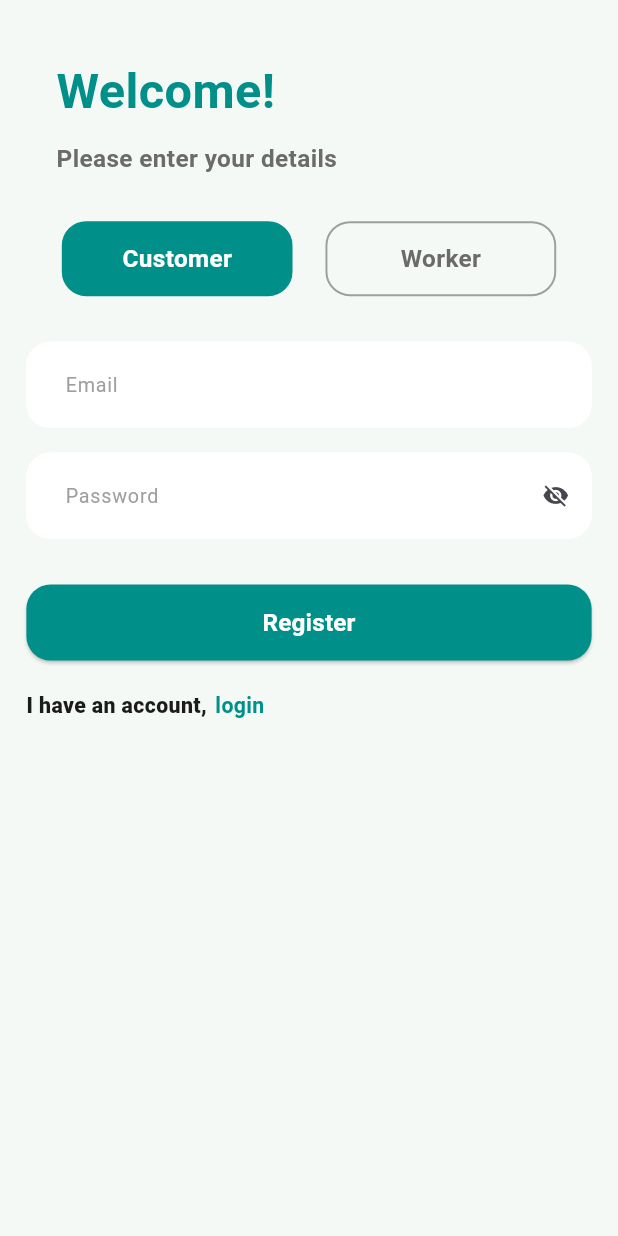
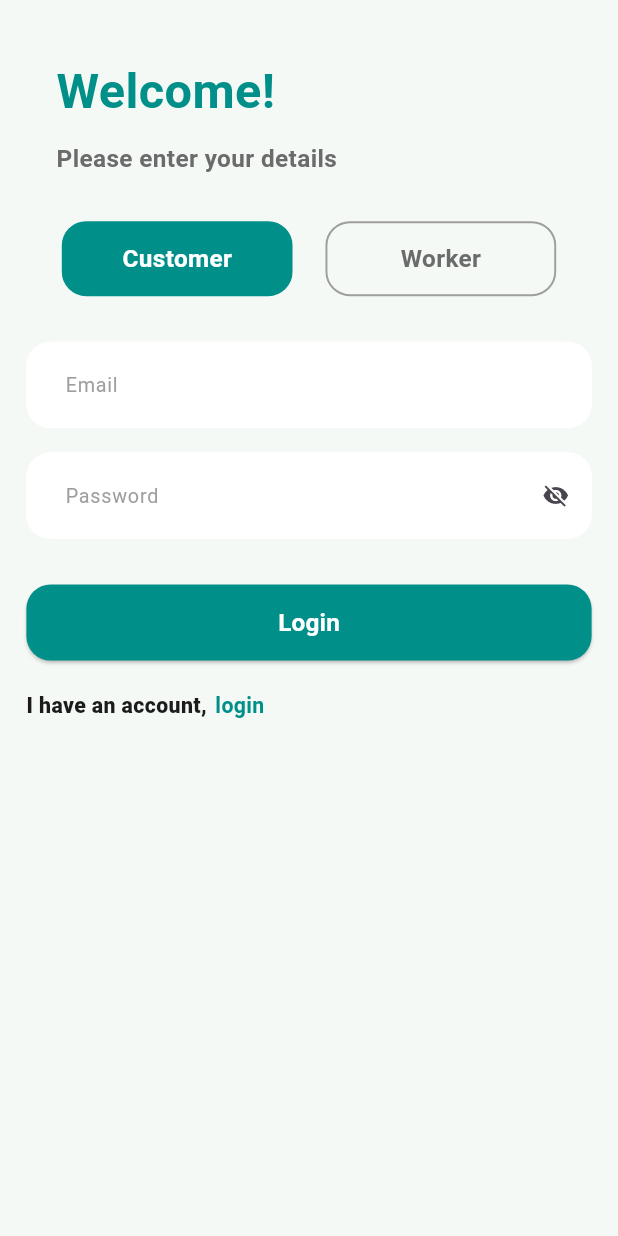
Before and after one commit to shroida/ServiceNear, a Flutter app: the RegisterScreen screen opened by its route, after a tap on "Register", after a tap on "login", on a phone screen of 412 x 824 dp. Run offline on Flutter 3.47's test engine with Material 3 defaults, Android fonts, the phone set to English and light mode, and no system bars; our stand-ins replace flutter_bloc, flutter_screenutil, go_router, supabase_flutter; accounts and stored records are empty.

Commit message:
reuseable button

```diff
--- a/lib/features/auth/presentation/cubit/auth_cubit.dart
+++ b/lib/features/auth/presentation/cubit/auth_cubit.dart
@@ -62,6 +62,10 @@ class AuthCubit extends Cubit<AuthState> {
     }
   }
 
+  Future<void> login() async {
+    emit(AuthSuccess());
+  }
+
   @override
   Future<void> close() {
     firstNameController.dispose();
--- a/lib/features/auth/presentation/pages/login_screen.dart
+++ b/lib/features/auth/presentation/pages/login_screen.dart
@@ -64,7 +64,11 @@ class LoginScreen extends StatelessWidget {
                         SizedBox(height: 30.h),
                         state is AuthLoading
                             ? const Center(child: CircularProgressIndicator())
-                            : RegisterButton(authCubit: authCubit),
+                            : RegisterLoginButton(
+                                authCubit: authCubit,
+                                text: "Login",
+                                register: false,
+                              ),
                         SizedBox(height: 20.h),
                         const NavigateToLoginRegister(
                           toLogin: false,
--- a/lib/features/auth/presentation/pages/register_screen.dart
+++ b/lib/features/auth/presentation/pages/register_screen.dart
@@ -81,7 +81,11 @@ class RegisterScreen extends StatelessWidget {
                         SizedBox(height: 30.h),
                         state is AuthLoading
                             ? const Center(child: CircularProgressIndicator())
-                            : RegisterButton(authCubit: authCubit),
+                            : RegisterLoginButton(
+                                authCubit: authCubit,
+                                text: "Register",
+                                register: true,
+                              ),
                         SizedBox(height: 20.h),
                         const NavigateToLoginRegister(
                           toLogin: true,
--- a/lib/features/auth/presentation/widgets/regisgter_button.dart
+++ b/lib/features/auth/presentation/widgets/regisgter_button.dart
@@ -4,12 +4,15 @@ import 'package:servicenear/common/core/app_colors.dart';
 import 'package:servicenear/common/widgets/app_styles.dart';
 import 'package:servicenear/features/auth/presentation/cubit/auth_cubit.dart';
 
-class RegisterButton extends StatelessWidget {
-  const RegisterButton({
+class RegisterLoginButton extends StatelessWidget {
+  const RegisterLoginButton({
     super.key,
     required this.authCubit,
+    required this.text,
+    required this.register,
   });
-
+  final bool register;
+  final String text;
   final AuthCubit authCubit;
 
   @override
@@ -24,9 +27,9 @@ class RegisterButton extends StatelessWidget {
             borderRadius: BorderRadius.circular(16.r),
           ),
         ),
-        onPressed: () => authCubit.register(),
+        onPressed: () => register ? authCubit.register() : authCubit.login(),
         child: Text(
-          'Register',
+          text,
           style: AppStyles.font16WhiteSemiBold,
         ),
       ),
```
